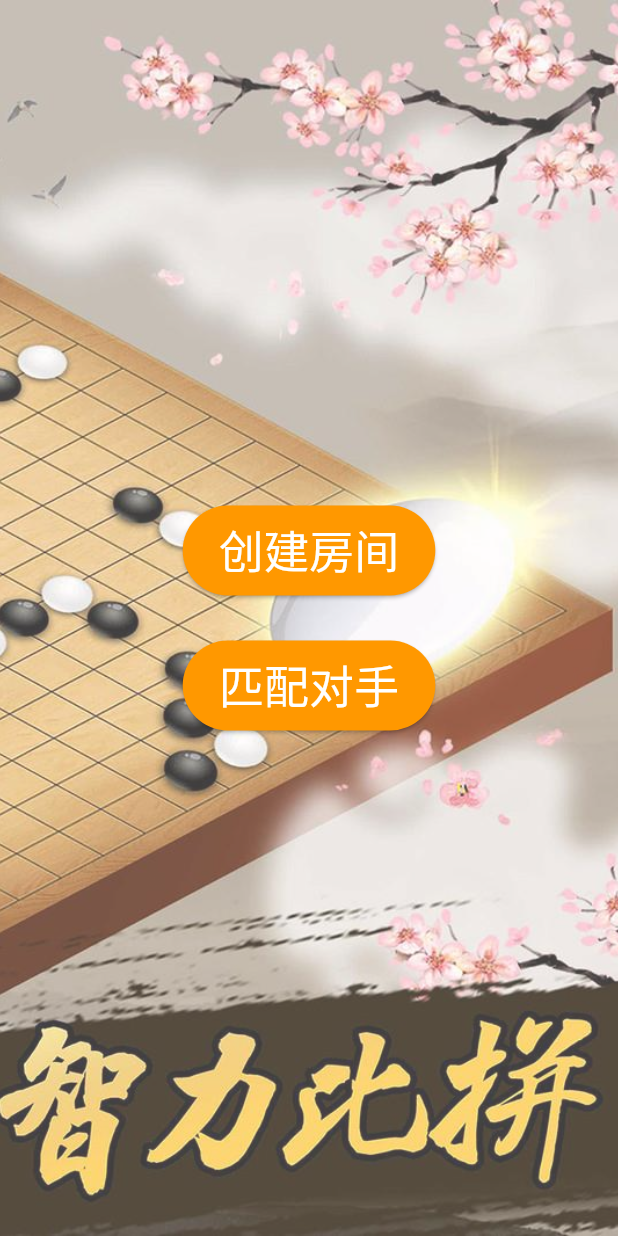
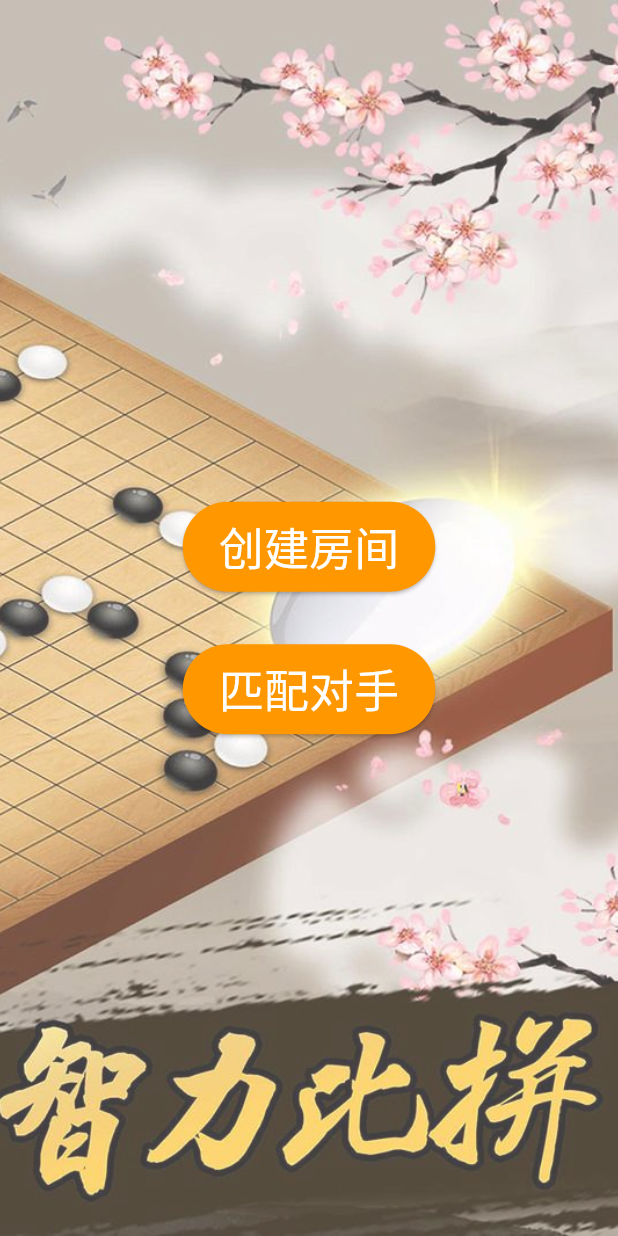
Before and after one commit to mxc-org/flutter_front, a Flutter app: the GameUI screen opened directly, on a phone screen of 412 x 824 dp. Run offline on Flutter 3.47's test engine with Material 2 defaults, Android fonts, the light colour scheme and no system bars; our stand-ins replace file_picker.

Commit message:
初建对战页面

```diff
--- a/lib/gameUI.dart
+++ b/lib/gameUI.dart
@@ -35,7 +35,7 @@ class _GameUIState extends State<GameUI> {
                 style: TextStyle(fontSize: 30, color: Colors.white),
               ),
             ),
-            const SizedBox(height: 30),
+            const SizedBox(height: 35),
             ElevatedButton(
               onPressed: () {},
               style: ButtonStyle(
```
